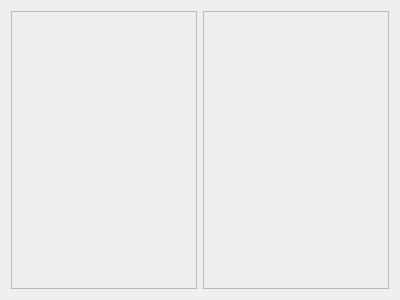
Above: gui/snowgui/icegui/focuselementview.ui from AndreasFMueller/AstroPhotography before the change. Below: the same form after it.
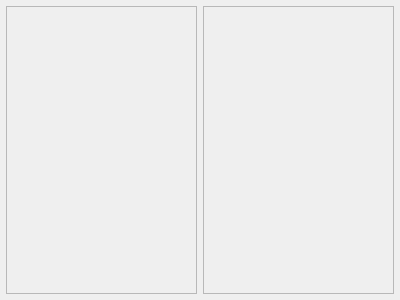
That is the form after the change.

Diff of the .ui file:
```diff
--- a/gui/snowgui/icegui/focuselementview.ui
+++ b/gui/snowgui/icegui/focuselementview.ui
@@ -14,6 +14,18 @@
    <string>Form</string>
   </property>
   <layout class="QHBoxLayout" name="horizontalLayout">
+   <property name="leftMargin">
+    <number>6</number>
+   </property>
+   <property name="topMargin">
+    <number>6</number>
+   </property>
+   <property name="rightMargin">
+    <number>6</number>
+   </property>
+   <property name="bottomMargin">
+    <number>6</number>
+   </property>
    <item>
     <widget class="QScrollArea" name="rawimageArea">
      <property name="widgetResizable">
@@ -27,8 +39,8 @@
        <rect>
         <x>0</x>
         <y>0</y>
-        <width>181</width>
-        <height>274</height>
+        <width>187</width>
+        <height>286</height>
        </rect>
       </property>
      </widget>
@@ -47,8 +59,8 @@
        <rect>
         <x>0</x>
         <y>0</y>
-        <width>181</width>
-        <height>274</height>
+        <width>187</width>
+        <height>286</height>
        </rect>
       </property>
      </widget>
```
